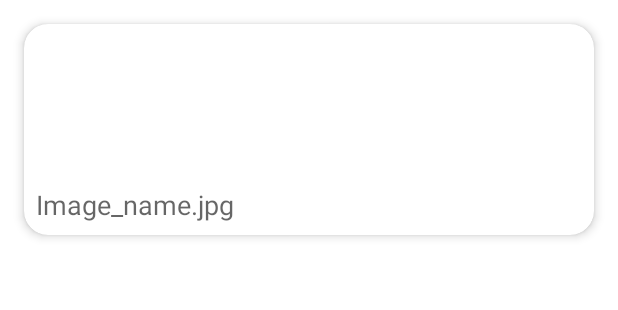
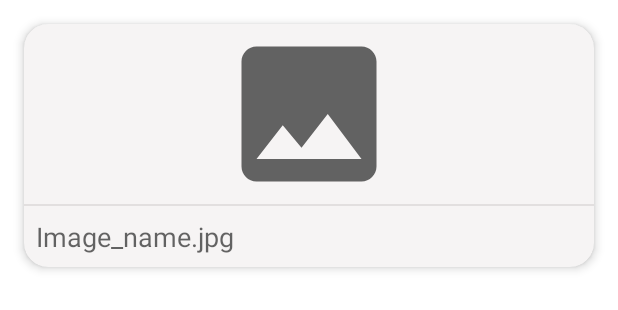
Before and after one commit to lukashevichi/mobile_practice, an Android app: the layout item_image.xml on its own in the app's theme, with its tools: preview values and no code run, on a phone screen of 412 x 824 dp. Shown: the top 310 px of the screen. Run offline under Robolectric (Android 15) with nearby library versions, the phone set to English and light mode, and no system bars.

```diff
--- a/Pr5/app/build.gradle
+++ b/Pr5/app/build.gradle
@@ -3,6 +3,7 @@ plugins {
     id 'kotlin-android'
     id 'kotlin-kapt'
     id 'dagger.hilt.android.plugin'
+    id 'kotlin-parcelize'
 }
 
 android {
@@ -46,6 +47,9 @@ dependencies {
     implementation 'androidx.appcompat:appcompat:1.4.0'
     implementation 'com.google.android.material:material:1.4.0'
     implementation 'androidx.constraintlayout:constraintlayout:2.1.2'
+    implementation 'androidx.legacy:legacy-support-v4:1.0.0'
+    implementation 'androidx.navigation:navigation-fragment-ktx:2.3.5'
+    implementation 'androidx.navigation:navigation-ui-ktx:2.3.5'
     testImplementation 'junit:junit:4.+'
     androidTestImplementation 'androidx.test.ext:junit:1.1.3'
     androidTestImplementation 'androidx.test.espresso:espresso-core:3.4.0'
--- a/Pr5/app/src/main/java/by/maxluxs/pr5/DI.kt
+++ b/Pr5/app/src/main/java/by/maxluxs/pr5/DI.kt
@@ -19,5 +19,4 @@ object DI {
         return context.contentResolver
     }
 
-
 }
--- a/Pr5/app/src/main/java/by/maxluxs/pr5/adapter/ImageAdapterCallback.kt
+++ b/Pr5/app/src/main/java/by/maxluxs/pr5/adapter/ImageAdapterCallback.kt
@@ -1,7 +1,7 @@
 package by.maxluxs.pr5.adapter
 
-import android.graphics.Bitmap
+import by.maxluxs.pr5.model.ImageModel
 
 interface ImageAdapterCallback {
-    fun openImage(bitmap: Bitmap)
+    fun openImage(image: ImageModel)
 }
--- /dev/null
+++ b/Pr5/app/src/main/res/drawable/ic_baseline_image_24.xml
@@ -0,0 +1,10 @@
+<vector xmlns:android="http://schemas.android.com/apk/res/android"
+    android:width="180dp"
+    android:height="180dp"
+    android:viewportWidth="24"
+    android:viewportHeight="24"
+    android:tint="?attr/colorControlNormal">
+  <path
+      android:fillColor="@android:color/white"
+      android:pathData="M21,19V5c0,-1.1 -0.9,-2 -2,-2H5c-1.1,0 -2,0.9 -2,2v14c0,1.1 0.9,2 2,2h14c1.1,0 2,-0.9 2,-2zM8.5,13.5l2.5,3.01L14.5,12l4.5,6H5l3.5,-4.5z"/>
+</vector>
--- a/Pr5/app/src/main/res/layout/item_image.xml
+++ b/Pr5/app/src/main/res/layout/item_image.xml
@@ -1,33 +1,42 @@
 <?xml version="1.0" encoding="utf-8"?>
 <com.google.android.material.card.MaterialCardView xmlns:android="http://schemas.android.com/apk/res/android"
     xmlns:app="http://schemas.android.com/apk/res-auto"
+    android:id="@+id/layout"
     android:layout_width="match_parent"
     android:layout_height="wrap_content"
     android:layout_margin="16dp"
+    android:background="?attr/selectableItemBackgroundBorderless"
+    android:clickable="true"
+    android:focusable="true"
+    app:cardBackgroundColor="#F6F4F4"
     app:cardCornerRadius="16dp"
     app:cardElevation="4dp">
 
     <androidx.appcompat.widget.LinearLayoutCompat
-        android:id="@+id/layout"
         android:layout_width="match_parent"
-        android:layout_height="match_parent"
+        android:layout_height="wrap_content"
         android:orientation="vertical">
 
         <androidx.appcompat.widget.AppCompatImageView
             android:id="@+id/imageView"
-            android:minHeight="100dp"
             android:layout_width="match_parent"
-            android:layout_height="wrap_content"
-            android:layout_weight="1" />
+            android:layout_height="120dp"
+            android:scaleType="centerInside"
+            android:src="@drawable/ic_baseline_image_24" />
+
+        <View
+            android:layout_width="match_parent"
+            android:layout_height="1dp"
+            android:background="#97D5D1D1" />
 
         <TextView
             android:id="@+id/textViewName"
+            style="@style/TextAppearance.AppCompat.Medium"
             android:layout_width="match_parent"
             android:layout_height="wrap_content"
             android:elevation="4dp"
-            style="@style/TextAppearance.AppCompat.Medium"
-            android:text="Image_name.jpg"
-            android:padding="8dp" />
+            android:padding="8dp"
+            android:text="Image_name.jpg" />
 
     </androidx.appcompat.widget.LinearLayoutCompat>
 
--- a/Pr5/app/src/main/res/values/strings.xml
+++ b/Pr5/app/src/main/res/values/strings.xml
@@ -1,3 +1,5 @@
 <resources>
     <string name="app_name">Pr5</string>
+    <!-- TODO: Remove or change this placeholder text -->
+    <string name="hello_blank_fragment">Hello blank fragment</string>
 </resources>
--- a/Pr5/app/src/main/res/values/themes.xml
+++ b/Pr5/app/src/main/res/values/themes.xml
@@ -2,7 +2,7 @@
     <!-- Base application theme. -->
     <style name="Theme.Pr5" parent="Theme.MaterialComponents.DayNight.DarkActionBar">
         <!-- Primary brand color. -->
-        <item name="colorPrimary">@color/purple_500</item>
+        <item name="colorPrimary">@color/purple_700</item>
         <item name="colorPrimaryVariant">@color/purple_700</item>
         <item name="colorOnPrimary">@color/white</item>
         <!-- Secondary brand color. -->
```
Also changed, not shown: Pr5/app/src/main/AndroidManifest.xml (+10 -1 lines), Pr5/app/src/main/java/by/maxluxs/pr5/adapter/ImageHolder.kt (+5 -6 lines), Pr5/app/src/main/java/by/maxluxs/pr5/adapter/ImagesAdapter.kt (+10 -16 lines), Pr5/app/src/main/java/by/maxluxs/pr5/model/ImageModel.kt (added, +11 -0 lines), Pr5/app/src/main/java/by/maxluxs/pr5/ui/ImageFragment.kt (added, +59 -0 lines), Pr5/app/src/main/java/by/maxluxs/pr5/ui/ImagesFragment.kt (added, +84 -0 lines), Pr5/app/src/main/java/by/maxluxs/pr5/ui/MainActivity.kt (renamed from Pr5/app/src/main/java/by/maxluxs/pr5/MainActivity.kt, +26 -47 lines), Pr5/app/src/main/java/by/maxluxs/pr5/ui/MainViewModel.kt (renamed from Pr5/app/src/main/java/by/maxluxs/pr5/MainViewModel.kt, +21 -17 lines), Pr5/app/src/main/res/layout/activity_main.xml (+5 -21 lines), Pr5/app/src/main/res/layout/fragment_image.xml (added, +24 -0 lines), Pr5/app/src/main/res/layout/fragment_images.xml (added, +32 -0 lines), Pr5/app/src/main/res/navigation/nav_graph.xml (added, +22 -0 lines).
